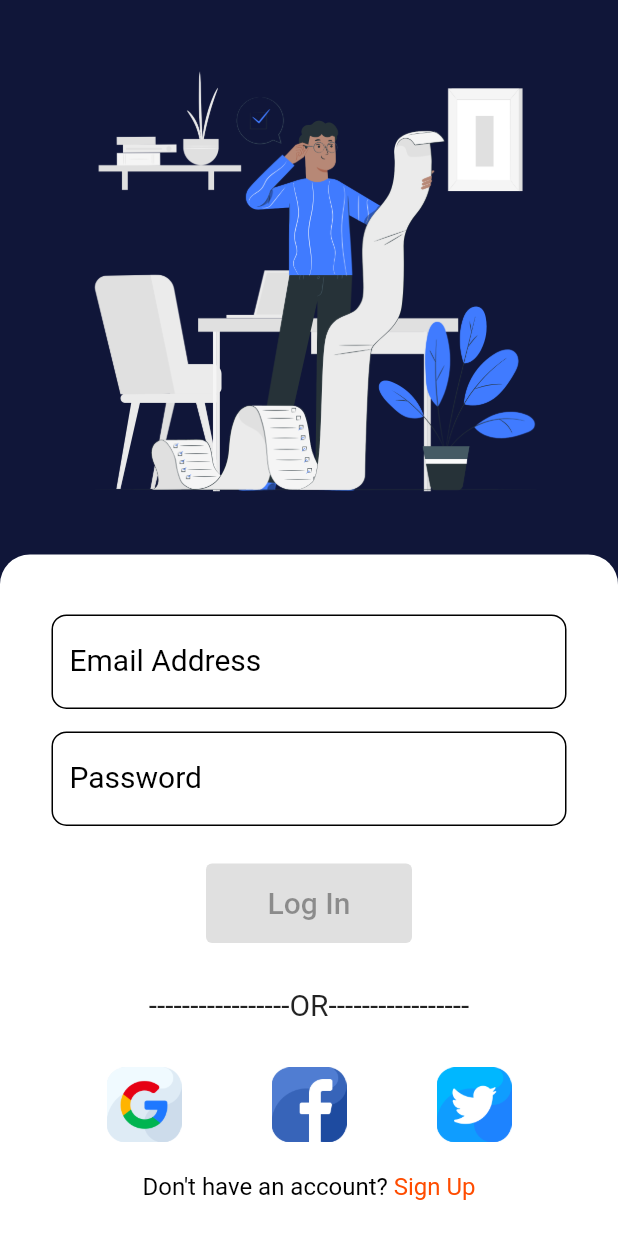
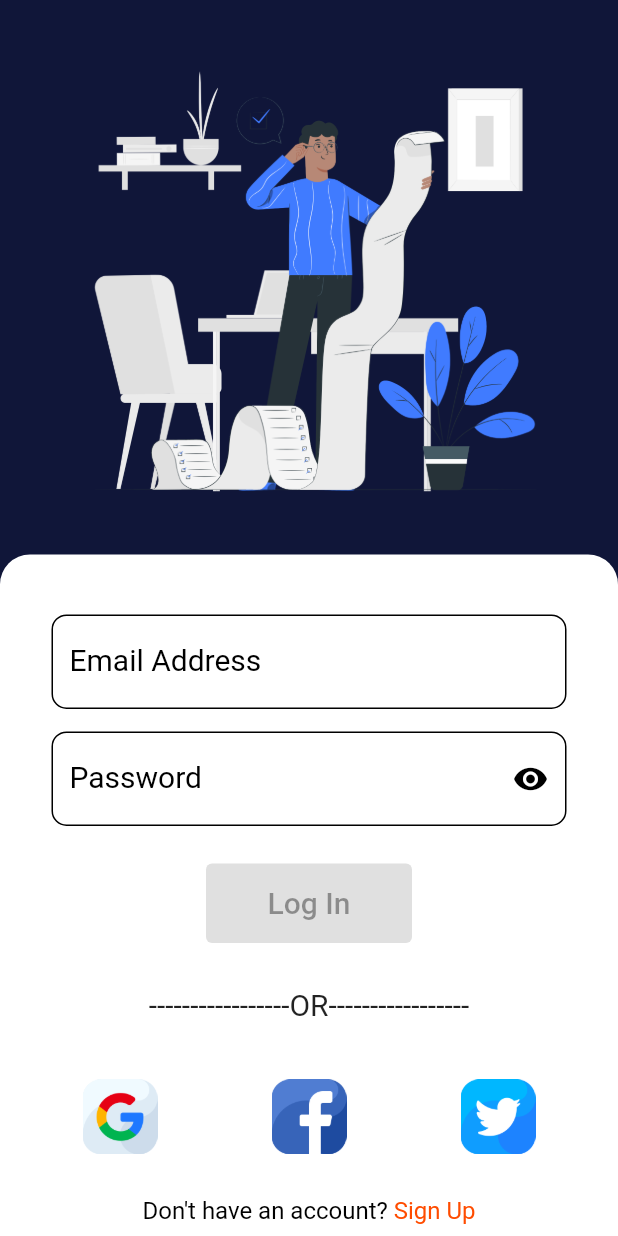
Before and after one commit to arshnirmal/Todo-List, a Flutter app: the LoginPage screen opened directly, on a phone screen of 412 x 824 dp. Run offline on Flutter 3.47's test engine with Material 2 defaults, Android fonts, the phone set to English and light mode, and no system bars; our stand-ins replace email_validator, firebase_auth, firebase_core, google_sign_in; accounts and stored records are empty.

Commit message:
google_login

```diff
--- a/lib/pages/login_page.dart
+++ b/lib/pages/login_page.dart
@@ -2,6 +2,7 @@ import 'package:flutter/gestures.dart';
 import 'package:flutter/material.dart';
 import 'package:email_validator/email_validator.dart';
 import 'package:todo_list/pages/signup_page.dart';
+import 'package:firebase_auth/firebase_auth.dart';
 
 class LoginPage extends StatefulWidget {
   const LoginPage({Key? key}) : super(key: key);
@@ -11,11 +12,12 @@ class LoginPage extends StatefulWidget {
 }
 
 class _LoginPageState extends State<LoginPage> {
+  final FirebaseAuth _auth = FirebaseAuth.instance;
   bool _isObscure = true;
   String _email = "";
-  String _password = "";
+  final String _password = "";
   bool _emailOk = false;
-  bool _passwordOk = false;
+  bool circularProgressBar = false;
 
   @override
   Widget build(BuildContext context) {
@@ -119,7 +121,7 @@ class _LoginPageState extends State<LoginPage> {
               color: Colors.black,
             ),
           ),
-          suffixIcon: label == "Confirm Password"
+          suffixIcon: label == "Password"
               ? IconButton(
                   icon: Icon(
                     _isObscure ? Icons.visibility : Icons.visibility_off,
@@ -140,16 +142,12 @@ class _LoginPageState extends State<LoginPage> {
         ),
         onChanged: (val) {
           if (label == "Email Address") {
-            setState(() {
-              _email = val;
-              _emailOk = EmailValidator.validate(_email);
-            });
-          }
-          if (label == "Password") {
-            setState(() {
-              _password = val;
-              _passwordOk = _password.length >= 8;
-            });
+            setState(
+              () {
+                _email = val;
+                _emailOk = EmailValidator.validate(_email);
+              },
+            );
           }
         },
       ),
@@ -161,7 +159,29 @@ class _LoginPageState extends State<LoginPage> {
       child: SizedBox(
         width: MediaQuery.of(context).size.width / 3,
         child: ElevatedButton(
-          onPressed: (_passwordOk && _emailOk) ? () {} : null,
+          onPressed: _emailOk
+              ? () {
+                  setState(
+                    () {
+                      circularProgressBar = true;
+                    },
+                  );
+                  try {
+                    _auth.signInWithEmailAndPassword(
+                      email: _email,
+                      password: _password,
+                    );
+                    Navigator.pushReplacementNamed(context, "/home");
+                  } on FirebaseAuthException catch (e) {
+                    SnackBar snackBar = SnackBar(
+                      content: Text(
+                        e.message!,
+                      ),
+                    );
+                    ScaffoldMessenger.of(context).showSnackBar(snackBar);
+                  }
+                }
+              : null,
           style: ElevatedButton.styleFrom(
             backgroundColor: const Color.fromARGB(255, 255, 76, 0),
             padding: const EdgeInsets.symmetric(
@@ -182,24 +202,33 @@ class _LoginPageState extends State<LoginPage> {
   Widget socialLogin() {
     return Row(
       mainAxisAlignment: MainAxisAlignment.center,
-      children: const [
-        Image(
-          image: AssetImage("assets/images/google.png"),
-          height: 50,
+      children: [
+        IconButton(
+          onPressed: () {},
+          icon: const Image(
+            image: AssetImage("assets/images/google.png"),
+          ),
+          iconSize: 50,
         ),
-        SizedBox(
+        const SizedBox(
           width: 60,
         ),
-        Image(
-          image: AssetImage("assets/images/facebook.png"),
-          height: 50,
+        IconButton(
+          onPressed: () {},
+          icon: const Image(
+            image: AssetImage("assets/images/facebook.png"),
+          ),
+          iconSize: 50,
         ),
-        SizedBox(
+        const SizedBox(
           width: 60,
         ),
-        Image(
-          image: AssetImage("assets/images/twitter.png"),
-          height: 50,
+        IconButton(
+          onPressed: () {},
+          icon: const Image(
+            image: AssetImage("assets/images/twitter.png"),
+          ),
+          iconSize: 50,
         ),
       ],
     );
--- /dev/null
+++ b/lib/services/auth_sevice.dart
@@ -0,0 +1 @@
+import 'package:google_sign_in/google_sign_in.dart';
--- a/pubspec.yaml
+++ b/pubspec.yaml
@@ -37,6 +37,7 @@ dependencies:
   firebase_core: ^2.4.1
   firebase_auth: ^4.2.5
   email_validator: ^2.1.17
+  google_sign_in: ^5.4.3
 
 dev_dependencies:
   flutter_test:
```
Also changed, not shown: lib/pages/signup_page.dart (+30 -15 lines), flutter_01.png (deleted), lib/pages/home_page.dart (added), pubspec.lock.
